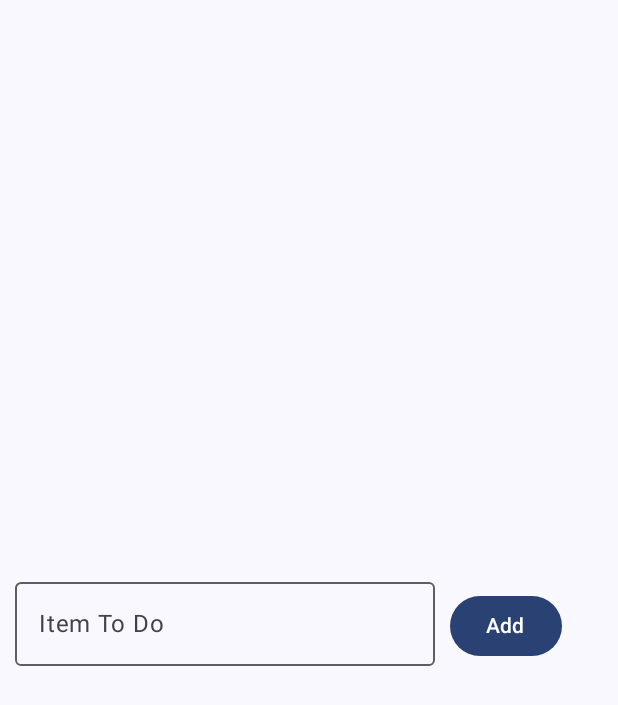
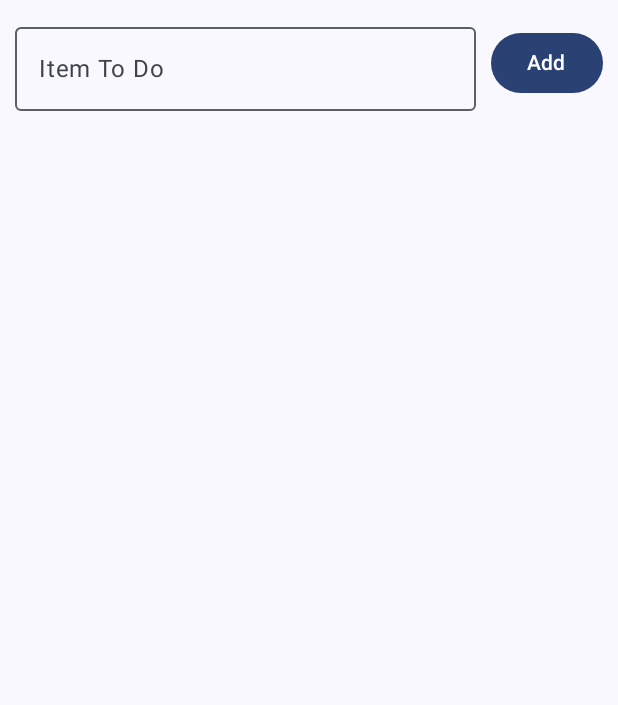
Before and after one commit to phillipAKhoza/JETPACK_TODO, an Android app built with Jetpack Compose: the screen it shows after launch (MainActivity), on a phone screen of 412 x 824 dp. Shown: the top 705 px of the screen. Run offline under Robolectric (Android 15) with nearby library versions, the phone set to English and light mode, and no system bars; network calls fail.

Commit message:
Todo function

```diff
--- a/app/src/main/java/com/phillipdev/todo_list/MainActivity.kt
+++ b/app/src/main/java/com/phillipdev/todo_list/MainActivity.kt
@@ -1,14 +1,21 @@
 package com.phillipdev.todo_list
 
+import android.content.Context
 import android.os.Bundle
 import androidx.activity.ComponentActivity
 import androidx.activity.compose.setContent
+import androidx.compose.foundation.layout.Column
 import androidx.compose.foundation.layout.Row
+import androidx.compose.foundation.layout.Spacer
 import androidx.compose.foundation.layout.fillMaxSize
+import androidx.compose.foundation.layout.fillMaxWidth
 import androidx.compose.foundation.layout.padding
+import androidx.compose.foundation.layout.width
+import androidx.compose.foundation.lazy.LazyColumn
 import androidx.compose.material3.Button
+import androidx.compose.foundation.lazy.items
+import androidx.compose.material3.Divider
 import androidx.compose.material3.ExperimentalMaterial3Api
-import androidx.compose.material3.MaterialTheme
 import androidx.compose.material3.OutlinedTextField
 import androidx.compose.material3.Surface
 import androidx.compose.material3.Text
@@ -19,11 +26,12 @@ import androidx.compose.runtime.remember
 import androidx.compose.runtime.setValue
 import androidx.compose.ui.Alignment
 import androidx.compose.ui.Modifier
-import androidx.compose.ui.tooling.preview.Preview
 import androidx.compose.ui.unit.dp
 import com.phillipdev.todo_list.ui.theme.TODO_LISTTheme
+import java.io.IOException
 
 class MainActivity : ComponentActivity() {
+    @OptIn(ExperimentalMaterial3Api::class)
     override fun onCreate(savedInstanceState: Bundle?) {
         super.onCreate(savedInstanceState)
         setContent {
@@ -32,50 +40,76 @@ class MainActivity : ComponentActivity() {
                 Surface(
                     modifier = Modifier.fillMaxSize(),
                 ) {
-                    Todo()
+                    val context: Context = applicationContext
+                    //    instance of the file controller
+                    var fileController = FileController()
+//    to do input variable
+                    var text by remember {
+                        mutableStateOf("")
+                    }
+//    to do array
+                    var todoItems by remember {
+                        mutableStateOf(listOf<String>())
+                    }
+//                    read data from file
+                        try {
+                            todoItems = fileController.readData(applicationContext)
+                        }catch (e : IOException){
+                            println(e.message)
+                        }
+
+
+
+
+                    Column(modifier = Modifier.padding(10.dp)) {
+                        Row(modifier= Modifier
+                            .padding(bottom = 10.dp)
+                            .fillMaxWidth()){
+                            OutlinedTextField(
+                                value = text,
+                                onValueChange = {text = it},
+                                label = { Text("Item To Do")},
+                                modifier = Modifier.weight(1f)
+                            )
+                            Spacer(modifier = Modifier.width(10.dp))
+                            Button(
+                                onClick = {
+//                                    null check, write input to array and to file then rest textField
+                                    if (text.isNotBlank()) {
+                                        todoItems += text
+                                        fileController.writeData(todoItems,context)
+                                        text=""
+                                    }
+                                },
+                                modifier = Modifier.align(Alignment.CenterVertically)
+                            ) {
+                                Text("Add")
+                            }
+
+                        }
+                        TodoList(todoList = todoItems)
+                    }
                 }
             }
         }
     }
 }
-@OptIn(ExperimentalMaterial3Api::class)
-@Composable
-fun Todo(){
-    var text by remember {
-        mutableStateOf("")
-    }
-    Row(verticalAlignment = Alignment.CenterVertically){
-        OutlinedTextField(
-            value = text,
-            onValueChange = {text = it},
-            label = { Text("Item To Do")},
-            modifier = Modifier.padding(all = 10 .dp)
-        )
-        Button(
-            onClick = { /*TODO*/ },
-            modifier = Modifier.padding(top = 10 .dp)) {
-                Text("Add")
-        }
-
-    }
-}
 
 @Composable
-fun Greeting(name: String, modifier: Modifier = Modifier) {
-    Text(
-        text = "Hello $name!",
-        modifier = modifier
-    )
-}
-
-@Preview(showBackground = true)
-@Composable
-fun GreetingPreview() {
-    TODO_LISTTheme {
-        Surface(
-            modifier = Modifier.fillMaxSize(),
-        ) {
-            Todo()
+fun TodoList(
+    todoList: List<String>,
+    modifier: Modifier = Modifier
+) {
+    LazyColumn{
+        items(todoList) { todo ->
+            Text(
+                text = todo,
+                modifier
+                    .padding(15.dp)
+                    .fillMaxWidth()
+            )
+            Divider()
         }
     }
+
 }
```
